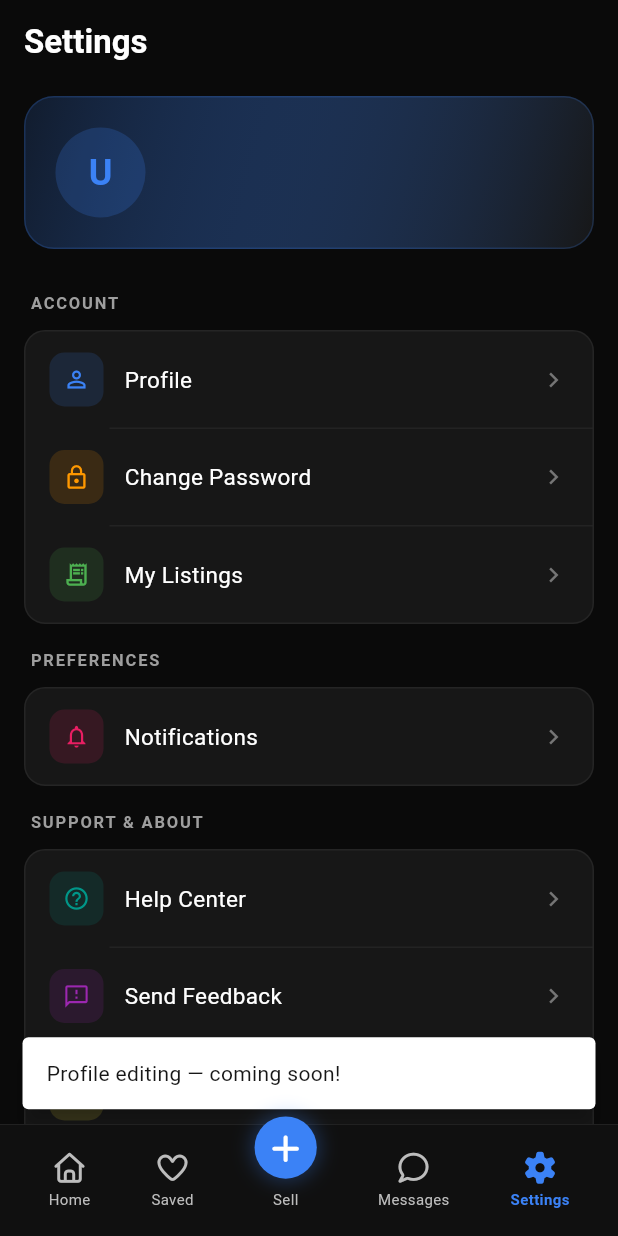
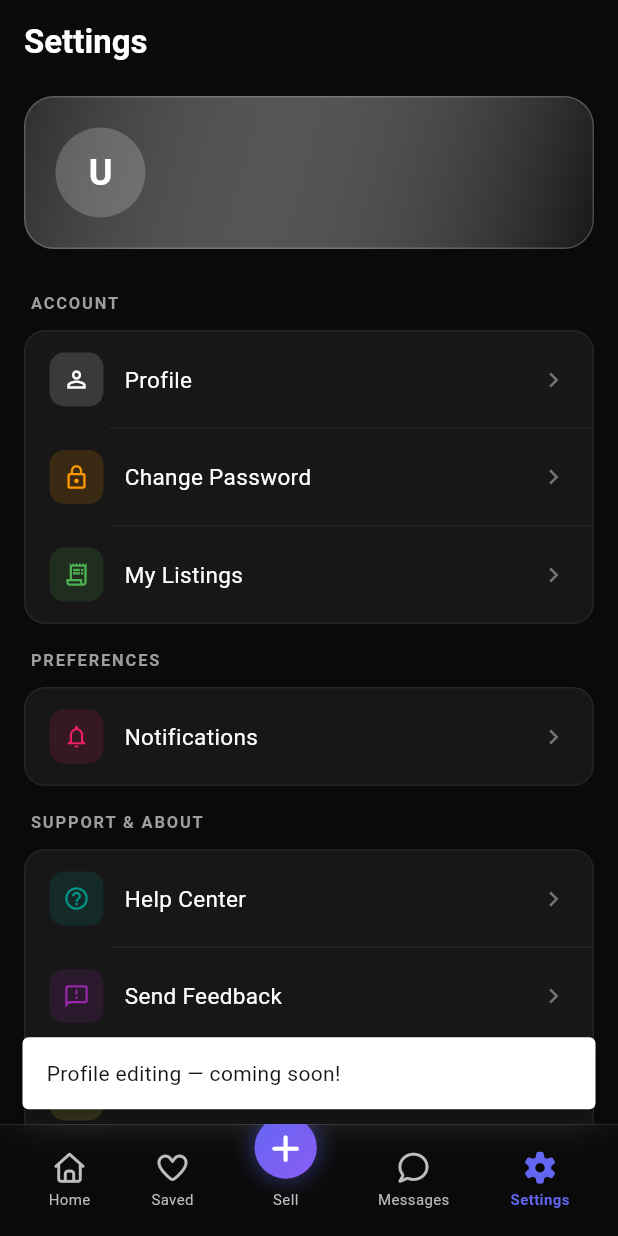
Before and after one commit to Adams-404/Campus-Deal-NG, a Flutter app: the screen it shows once a user with an empty profile is signed in, item 5 of the bottom bar chosen, after a tap on "Profile", on a phone screen of 412 x 824 dp. Run offline on Flutter 3.47's test engine with Material 3 defaults, Android fonts, the phone set to English and light mode, and no system bars; our stand-ins replace cached_network_image, flutter_riverpod, font_awesome_flutter, freezed_annotation, image_picker, supabase_flutter; accounts and stored records are empty; generated files the repository leaves out were written again.

Commit message:
feat(mobile): implement liquid glass UI, remove Campus Deal header, and optimize image performance

```diff
--- a/mobile/lib/src/core/theme/app_theme.dart
+++ b/mobile/lib/src/core/theme/app_theme.dart
@@ -1,11 +1,12 @@
 import 'package:flutter/material.dart';
 
 class AppTheme {
-  static const primaryColor = Color(0xFF3B82F6);
+  static const primaryColor = Colors.white;
   static const backgroundColor = Color(0xFF0A0A0A);
   static const surfaceColor = Color(0xFF171717);
   static const textColor = Colors.white;
   static const secondaryTextColor = Color(0xFFA3A3A3);
+  static const accentColor = Color(0xFF6366F1); // Vibrant Indigo
 
   static ThemeData get darkTheme {
     return ThemeData(
@@ -13,7 +14,7 @@ class AppTheme {
       brightness: Brightness.dark,
       colorScheme: const ColorScheme.dark(
         primary: primaryColor,
-        secondary: primaryColor,
+        secondary: accentColor,
         surface: surfaceColor,
         background: backgroundColor,
         onBackground: textColor,
@@ -53,7 +54,7 @@ class AppTheme {
         ),
         focusedBorder: OutlineInputBorder(
           borderRadius: BorderRadius.circular(12),
-          borderSide: const BorderSide(color: primaryColor, width: 1),
+          borderSide: const BorderSide(color: accentColor, width: 1),
         ),
         labelStyle: const TextStyle(color: secondaryTextColor),
         prefixIconColor: secondaryTextColor,
--- a/mobile/lib/src/features/home/presentation/pages/home_screen.dart
+++ b/mobile/lib/src/features/home/presentation/pages/home_screen.dart
@@ -1,4 +1,5 @@
 import 'package:flutter/material.dart';
+import 'dart:ui';
 import 'package:flutter_riverpod/flutter_riverpod.dart';
 import '../widgets/product_card.dart';
 import '../widgets/category_section.dart';
@@ -34,27 +35,22 @@ class _HomeScreenState extends ConsumerState<HomeScreen> {
           SliverAppBar(
             floating: true,
             pinned: true,
-            expandedHeight: 120.0,
-            backgroundColor: const Color(0xFF0A0A0A),
-            flexibleSpace: FlexibleSpaceBar(
-              background: Container(color: const Color(0xFF0A0A0A)),
-            ),
-            title: const Text(
-              'Campus Deal',
-              style: TextStyle(
-                fontWeight: FontWeight.bold,
-                fontSize: 24,
-                color: Colors.white,
+            backgroundColor: Colors.transparent,
+            elevation: 0,
+            flexibleSpace: ClipRect(
+              child: BackdropFilter(
+                filter: ImageFilter.blur(sigmaX: 10, sigmaY: 10),
+                child: Container(
+                  color: const Color(0xFF0A0A0A).withOpacity(0.7),
                 ),
               ),
-            bottom: PreferredSize(
-              preferredSize: const Size.fromHeight(60),
-              child: Padding(
-                padding: const EdgeInsets.fromLTRB(16, 0, 16, 12),
+            ),
+            title: Padding(
+              padding: const EdgeInsets.only(top: 8.0),
               child: Container(
                 height: 48,
                 decoration: BoxDecoration(
-                    color: const Color(0xFF171717),
+                  color: const Color(0xFFFFFFFF).withOpacity(0.05),
                   borderRadius: BorderRadius.circular(12),
                   border: Border.all(color: Colors.white.withOpacity(0.1)),
                 ),
@@ -71,7 +67,6 @@ class _HomeScreenState extends ConsumerState<HomeScreen> {
                   onSubmitted: (value) {
                     // Implement Search
                   },
-                  ),
                 ),
               ),
             ),
--- a/mobile/lib/src/features/marketplace/presentation/pages/saved_items_screen.dart
+++ b/mobile/lib/src/features/marketplace/presentation/pages/saved_items_screen.dart
@@ -1,6 +1,8 @@
 import 'package:flutter/material.dart';
+import 'dart:ui';
 import 'package:flutter_riverpod/flutter_riverpod.dart';
 import 'package:cached_network_image/cached_network_image.dart';
+import '../../../../core/utils/image_utils.dart';
 import '../providers/saved_items_provider.dart';
 import 'item_detail_screen.dart';
 
@@ -67,7 +69,16 @@ class _SavedItemsScreenState extends ConsumerState<SavedItemsScreen> {
           SliverAppBar(
             floating: true,
             pinned: true,
-            backgroundColor: const Color(0xFF0A0A0A),
+            backgroundColor: Colors.transparent,
+            elevation: 0,
+            flexibleSpace: ClipRect(
+              child: BackdropFilter(
+                filter: ImageFilter.blur(sigmaX: 10, sigmaY: 10),
+                child: Container(
+                  color: const Color(0xFF0A0A0A).withOpacity(0.7),
+                ),
+              ),
+            ),
             title: const Text(
               'Saved Items',
               style: TextStyle(
@@ -163,10 +174,12 @@ class _SavedItemsScreenState extends ConsumerState<SavedItemsScreen> {
                         top: Radius.circular(16)),
                     child: images.isNotEmpty
                         ? CachedNetworkImage(
-                            imageUrl: images.first,
+                            imageUrl: ImageUtils.getThumbnailUrl(images.first, width: 300, height: 300),
                             width: double.infinity,
                             height: double.infinity,
                             fit: BoxFit.cover,
+                            memCacheWidth: 400,
+                            memCacheHeight: 400,
                             placeholder: (_, __) => Container(
                                 color: const Color(0xFF222222)),
                             errorWidget: (_, __, ___) =>
@@ -217,7 +230,7 @@ class _SavedItemsScreenState extends ConsumerState<SavedItemsScreen> {
                   Text(
                     '₦${price.toStringAsFixed(0)}',
                     style: const TextStyle(
-                        color: Color(0xFF3B82F6),
+                        color: Colors.white,
                         fontWeight: FontWeight.bold,
                         fontSize: 14),
                   ),
@@ -279,7 +292,7 @@ class _SavedItemsScreenState extends ConsumerState<SavedItemsScreen> {
               ElevatedButton(
                 onPressed: () => ref.invalidate(savedItemsProvider),
                 style: ElevatedButton.styleFrom(
-                    backgroundColor: const Color(0xFF3B82F6),
+                    backgroundColor: Colors.white,
                     foregroundColor: Colors.white),
                 child: const Text('Try Again'),
               ),
--- a/mobile/lib/src/features/marketplace/presentation/pages/settings_screen.dart
+++ b/mobile/lib/src/features/marketplace/presentation/pages/settings_screen.dart
@@ -128,8 +128,8 @@ class _SettingsScreenState extends ConsumerState<SettingsScreen> {
                     _SettingsItem(
                       icon: Icons.person_outline,
                       label: 'Profile',
-                      iconBg: const Color(0xFF3B82F6).withOpacity(0.15),
-                      iconColor: const Color(0xFF3B82F6),
+                      iconBg: Colors.white.withOpacity(0.15),
+                      iconColor: Colors.white,
                       onTap: () => _showComingSoon('Profile editing'),
                     ),
                     _SettingsItem(
@@ -280,7 +280,7 @@ class _SettingsScreenState extends ConsumerState<SettingsScreen> {
         decoration: BoxDecoration(
           gradient: LinearGradient(
             colors: [
-              const Color(0xFF3B82F6).withOpacity(0.15),
+              Colors.white.withOpacity(0.15),
               const Color(0xFF171717),
             ],
             begin: Alignment.topLeft,
@@ -288,14 +288,14 @@ class _SettingsScreenState extends ConsumerState<SettingsScreen> {
           ),
           borderRadius: BorderRadius.circular(20),
           border: Border.all(
-              color: const Color(0xFF3B82F6).withOpacity(0.2)),
+              color: Colors.white.withOpacity(0.2)),
         ),
         child: Row(
           children: [
             CircleAvatar(
               radius: 30,
               backgroundColor:
-                  const Color(0xFF3B82F6).withOpacity(0.2),
+                  Colors.white.withOpacity(0.2),
               backgroundImage: avatarUrl != null && avatarUrl.isNotEmpty
                   ? CachedNetworkImageProvider(avatarUrl)
                   : null,
@@ -303,7 +303,7 @@ class _SettingsScreenState extends ConsumerState<SettingsScreen> {
                   ? Text(
                       avatarLetter,
                       style: const TextStyle(
-                          color: Color(0xFF3B82F6),
+                          color: Colors.white,
                           fontWeight: FontWeight.bold,
                           fontSize: 24),
                     )
@@ -437,11 +437,11 @@ class _SettingsScreenState extends ConsumerState<SettingsScreen> {
               width: 72,
               height: 72,
               decoration: BoxDecoration(
-                color: const Color(0xFF3B82F6).withOpacity(0.15),
+                color: Colors.white.withOpacity(0.15),
                 shape: BoxShape.circle,
               ),
               child: const Icon(Icons.storefront,
-                  color: Color(0xFF3B82F6), size: 36),
+                  color: Colors.white, size: 36),
             ),
             const SizedBox(height: 16),
             const Text('Campus Deal',
@@ -464,7 +464,7 @@ class _SettingsScreenState extends ConsumerState<SettingsScreen> {
           TextButton(
             onPressed: () => Navigator.pop(ctx),
             child: const Text('Close',
-                style: TextStyle(color: Color(0xFF3B82F6))),
+                style: TextStyle(color: Colors.white)),
           ),
         ],
       ),
--- a/mobile/lib/src/features/messages/presentation/pages/messages_screen.dart
+++ b/mobile/lib/src/features/messages/presentation/pages/messages_screen.dart
@@ -1,9 +1,11 @@
 import 'package:flutter/material.dart';
+import 'dart:ui';
 import 'package:flutter_riverpod/flutter_riverpod.dart';
 import 'package:supabase_flutter/supabase_flutter.dart';
 import 'package:cached_network_image/cached_network_image.dart';
 import '../../domain/models/chat_models.dart';
 import '../../../auth/auth_provider.dart';
+import '../../../../core/utils/image_utils.dart';
 import 'chat_screen.dart';
 
 class MessagesScreen extends ConsumerStatefulWidget {
@@ -116,14 +118,23 @@ class _MessagesScreenState extends ConsumerState<MessagesScreen> {
           SliverAppBar(
             floating: true,
             pinned: true,
-            backgroundColor: const Color(0xFF0A0A0A),
+            backgroundColor: Colors.transparent,
+            elevation: 0,
+            flexibleSpace: ClipRect(
+              child: BackdropFilter(
+                filter: ImageFilter.blur(sigmaX: 10, sigmaY: 10),
+                child: Container(
+                  color: const Color(0xFF0A0A0A).withOpacity(0.7),
+                ),
+              ),
+            ),
             title: const Text('Messages',
                 style: TextStyle(
                     color: Colors.white,
                     fontSize: 22,
                     fontWeight: FontWeight.bold)),
             bottom: PreferredSize(
-              preferredSize: const Size.fromHeight(56),
+              preferredSize: const Size.fromHeight(64),
               child: Padding(
                 padding:
                     const EdgeInsets.fromLTRB(16, 0, 16, 12),
@@ -136,7 +147,7 @@ class _MessagesScreenState extends ConsumerState<MessagesScreen> {
                     prefixIcon: Icon(Icons.search,
                         color: Colors.grey[600], size: 20),
                     filled: true,
-                    fillColor: const Color(0xFF171717),
+                    fillColor: Colors.white.withOpacity(0.05),
                     contentPadding:
                         const EdgeInsets.symmetric(vertical: 10),
                     border: OutlineInputBorder(
@@ -191,7 +202,7 @@ class _MessagesScreenState extends ConsumerState<MessagesScreen> {
         decoration: BoxDecoration(
           border: Border(
             bottom: BorderSide(
-                color: Colors.white.withValues(alpha: 0.05)),
+                color: Colors.white.withOpacity(0.05)),
           ),
         ),
         child: Row(
@@ -225,12 +236,12 @@ class _MessagesScreenState extends ConsumerState<MessagesScreen> {
                     Row(
                       children: [
                         Icon(Icons.tag,
-                            size: 11, color: const Color(0xFF3B82F6).withValues(alpha: 0.8)),
+                            size: 11, color: Colors.white.withOpacity(0.8)),
                         const SizedBox(width: 3),
                         Text(
                           conv.itemTitle!,
                           style: TextStyle(
-                              color: const Color(0xFF3B82F6).withValues(alpha: 0.8),
+                              color: Colors.white.withOpacity(0.8),
                               fontSize: 11,
                               fontWeight: FontWeight.w500),
                         ),
@@ -254,10 +265,12 @@ class _MessagesScreenState extends ConsumerState<MessagesScreen> {
               ClipRRect(
                 borderRadius: BorderRadius.circular(8),
                 child: CachedNetworkImage(
-                  imageUrl: conv.itemImageUrl!,
+                  imageUrl: ImageUtils.getThumbnailUrl(conv.itemImageUrl!, width: 150, height: 150),
                   width: 44,
                   height: 44,
                   fit: BoxFit.cover,
+                  memCacheWidth: 150,
+                  memCacheHeight: 150,
                   placeholder: (_, __) =>
                       Container(color: const Color(0xFF222222)),
                   errorWidget: (_, __, ___) =>
@@ -274,14 +287,16 @@ class _MessagesScreenState extends ConsumerState<MessagesScreen> {
     return CircleAvatar(
       radius: 24,
       backgroundColor:
-          const Color(0xFF3B82F6).withValues(alpha: 0.2),
+          Colors.white.withOpacity(0.2),
       backgroundImage: user.avatarUrl != null && user.avatarUrl!.isNotEmpty
-          ? CachedNetworkImageProvider(user.avatarUrl!)
+          ? CachedNetworkImageProvider(
+              ImageUtils.getThumbnailUrl(user.avatarUrl!, width: 100, height: 100),
+            )
           : null,
       child: user.avatarUrl == null || user.avatarUrl!.isEmpty
           ? Text(user.initials,
               style: const TextStyle(
-                  color: Color(0xFF3B82F6),
+                  color: Colors.white,
                   fontWeight: FontWeight.bold,
                   fontSize: 18))
           : null,
@@ -302,7 +317,7 @@ class _MessagesScreenState extends ConsumerState<MessagesScreen> {
                 color: const Color(0xFF171717),
                 shape: BoxShape.circle,
                 border: Border.all(
-                    color: Colors.white.withValues(alpha: 0.06)),
+                    color: Colors.white.withOpacity(0.06)),
               ),
               child: const Icon(Icons.chat_bubble_outline,
                   color: Colors.grey, size: 32),
--- a/mobile/lib/src/features/navigation/presentation/widgets/bottom_nav_bar.dart
+++ b/mobile/lib/src/features/navigation/presentation/widgets/bottom_nav_bar.dart
@@ -1,4 +1,5 @@
 import 'package:flutter/material.dart';
+import 'dart:ui';
 import 'package:font_awesome_flutter/font_awesome_flutter.dart';
 
 class BottomNavBar extends StatelessWidget {
@@ -15,9 +16,12 @@ class BottomNavBar extends StatelessWidget {
 
   @override
   Widget build(BuildContext context) {
-    return Container(
+    return ClipRect(
+      child: BackdropFilter(
+        filter: ImageFilter.blur(sigmaX: 15, sigmaY: 15),
+        child: Container(
           decoration: BoxDecoration(
-        color: const Color(0xFF111111).withOpacity(0.9),
+            color: const Color(0xFF0A0A0A).withOpacity(0.7),
             border: Border(
               top: BorderSide(
                 color: Colors.white.withOpacity(0.1),
@@ -31,20 +35,23 @@ class BottomNavBar extends StatelessWidget {
               child: Row(
                 mainAxisAlignment: MainAxisAlignment.spaceAround,
                 children: [
-              _buildNavItem(0, FontAwesomeIcons.house, 'Home'),
-              _buildNavItem(1, FontAwesomeIcons.heart, 'Saved'),
+                  _buildNavItem(context, 0, FontAwesomeIcons.house, 'Home'),
+                  _buildNavItem(context, 1, FontAwesomeIcons.heart, 'Saved'),
                   _buildSellButton(),
-              _buildNavItem(3, FontAwesomeIcons.comment, 'Messages'),
-              _buildNavItem(4, FontAwesomeIcons.gear, 'Settings'),
+                  _buildNavItem(context, 3, FontAwesomeIcons.comment, 'Messages'),
+                  _buildNavItem(context, 4, FontAwesomeIcons.gear, 'Settings'),
                 ],
+              ),
+            ),
           ),
         ),
       ),
     );
   }
 
-  Widget _buildNavItem(int index, FaIconData icon, String label) {
+  Widget _buildNavItem(BuildContext context, int index, FaIconData icon, String label) {
     final isSelected = currentIndex == index;
+    final accentColor = Theme.of(context).colorScheme.secondary;
     return GestureDetector(
       onTap: () => onTap(index),
       behavior: HitTestBehavior.opaque,
@@ -54,14 +61,14 @@ class BottomNavBar extends StatelessWidget {
           FaIcon(
             icon,
             size: 20,
-            color: isSelected ? const Color(0xFF3B82F6) : Colors.grey[400],
+            color: isSelected ? accentColor : Colors.grey[400],
           ),
           const SizedBox(height: 4),
           Text(
             label,
             style: TextStyle(
               fontSize: 10,
-              color: isSelected ? const Color(0xFF3B82F6) : Colors.grey[400],
+              color: isSelected ? accentColor : Colors.grey[400],
               fontWeight: isSelected ? FontWeight.bold : FontWeight.normal,
             ),
           ),
@@ -81,12 +88,16 @@ class BottomNavBar extends StatelessWidget {
             child: Container(
               padding: const EdgeInsets.all(12),
               decoration: BoxDecoration(
-                color: const Color(0xFF3B82F6),
+                gradient: const LinearGradient(
+                  colors: [Color(0xFF6366F1), Color(0xFF8B5CF6)],
+                  begin: Alignment.topLeft,
+                  end: Alignment.bottomRight,
+                ),
                 shape: BoxShape.circle,
                 boxShadow: [
                   BoxShadow(
-                    color: const Color(0xFF3B82F6).withOpacity(0.3),
-                    blurRadius: 10,
+                    color: const Color(0xFF6366F1).withOpacity(0.4),
+                    blurRadius: 12,
                     spreadRadius: 2,
                   ),
                 ],
```
Also changed, not shown: mobile/lib/src/core/utils/image_utils.dart (added, +19 -0 lines), mobile/lib/src/features/auth/presentation/pages/sign_up_screen.dart (+9 -9 lines), mobile/lib/src/features/home/presentation/pages/category_page.dart (+15 -4 lines), mobile/lib/src/features/home/presentation/widgets/product_card.dart (+22 -6 lines), mobile/lib/src/features/marketplace/presentation/pages/create_listing_screen.dart (+17 -17 lines), mobile/lib/src/features/marketplace/presentation/pages/item_detail_screen.dart (+36 -15 lines), mobile/lib/src/features/messages/presentation/pages/chat_screen.dart (+18 -18 lines). Lines whose indentation alone changed are shown as unchanged.
